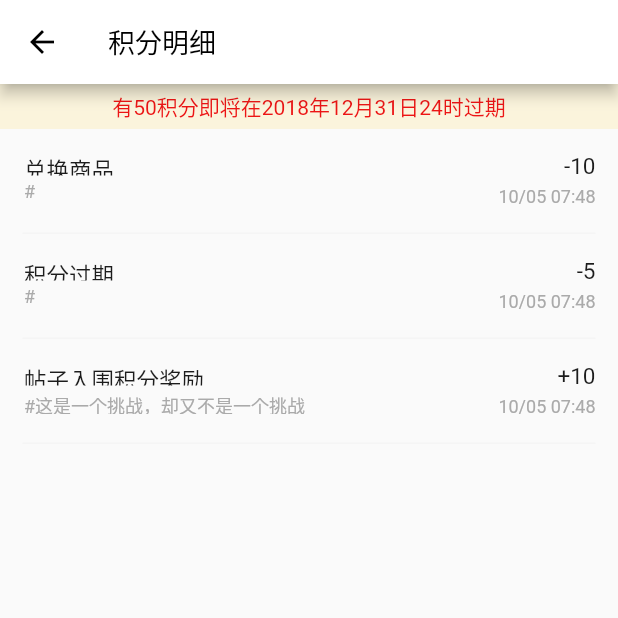
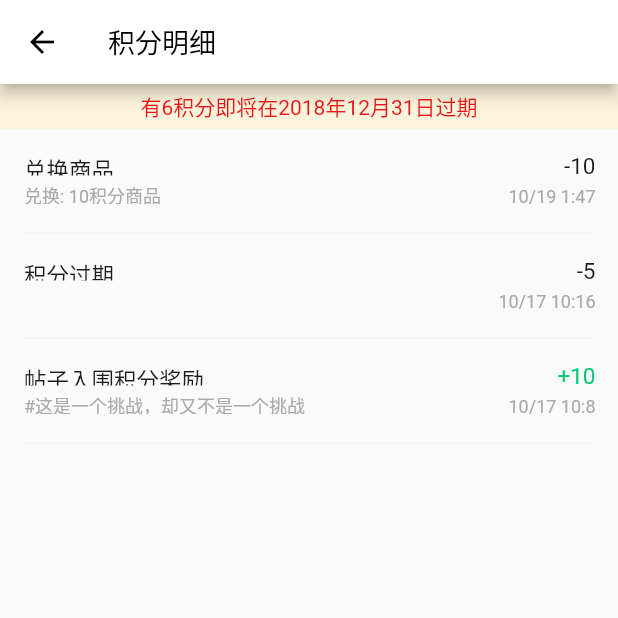
Before and after one commit to partnercloudsupport/challenge_shop, a Flutter app: the ScoreRecordPage screen opened by its route, on a phone screen of 412 x 824 dp, the top half of it. Run offline on Flutter 3.47's test engine with Material 2 defaults, Android fonts, the phone set to English and light mode, and no system bars; our stand-ins replace flutter_swiper, marquee, rxdart; generated files the repository leaves out were written again; network calls fail.

Commit message:
积分明细mock联调完毕

```diff
--- a/assets/json/score_history.json
+++ b/assets/json/score_history.json
@@ -29,7 +29,7 @@
       }
     ],
     "extras": {
-      "point": 5,
+      "point": 6,
       "date": "2018年12月31日"
     }
 }
--- a/lib/data/model/page_info.dart
+++ b/lib/data/model/page_info.dart
@@ -18,7 +18,12 @@ class PageInfo extends Object {
   @JsonKey(name: 'listData')
   List<dynamic> listData;
 
-  PageInfo(this.totalNum,this.pageNo,this.pageSize,this.listData,);
+
+  @JsonKey(name: 'extras')
+  Map<String, dynamic> extras;
+
+
+  PageInfo(this.totalNum,this.pageNo,this.pageSize,this.listData,this.extras);
 
   factory PageInfo.fromJson(Map<String, dynamic> srcJson) => _$PageInfoFromJson(srcJson);
 
--- a/lib/data/model/score_history_info.dart
+++ b/lib/data/model/score_history_info.dart
@@ -31,3 +31,20 @@ class ScoreHistoryInfo extends Object {
   Map<String, dynamic> toJson() => _$ScoreHistoryInfoToJson(this);
 
 }
+
+@JsonSerializable()
+class ScoreHistoryNotice extends Object {
+
+  @JsonKey(name: 'point')
+  int point;
+
+  @JsonKey(name: 'date')
+  String date;
+
+  ScoreHistoryNotice(this.point,this.date,);
+
+  factory ScoreHistoryNotice.fromJson(Map<String, dynamic> srcJson) => _$ScoreHistoryNoticeFromJson(srcJson);
+
+  Map<String, dynamic> toJson() => _$ScoreHistoryNoticeToJson(this);
+
+}
--- a/lib/page/score/score_overdue_alarm.dart
+++ b/lib/page/score/score_overdue_alarm.dart
@@ -1,6 +1,10 @@
+import 'package:challenge_shop/data/model/score_history_info.dart';
 import 'package:flutter/material.dart';
 
 class ScoreOverdueAlarm extends StatelessWidget {
+  ScoreHistoryNotice scoreHistoryNotice;
+  ScoreOverdueAlarm(this.scoreHistoryNotice);
+
   @override
   Widget build(BuildContext context) {
     return Container(
@@ -8,7 +12,7 @@ class ScoreOverdueAlarm extends StatelessWidget {
       color: Color(0xffFBF4DC),
       child: Center(
         child: Text(
-          "有50积分即将在2018年12月31日24时过期",
+          "有${scoreHistoryNotice.point}积分即将在${scoreHistoryNotice.date}过期",
           style: TextStyle(color: Color(0xffEC1515)),
         ),
       ),
--- a/lib/page/score/score_record_cell.dart
+++ b/lib/page/score/score_record_cell.dart
@@ -1,4 +1,5 @@
 import 'package:challenge_shop/data/model/score_history_info.dart';
+import 'package:challenge_shop/util/TimeUtil.dart';
 import 'package:flutter/material.dart';
 
 class ScoreRecordCell extends StatelessWidget {
@@ -25,7 +26,7 @@ class ScoreRecordCell extends StatelessWidget {
             height: 15,
             child: Text(
               "${scoreHistoryInfo.direct}${scoreHistoryInfo.point}",
-              style: TextStyle(fontSize: 15, color: Color(0xff1c1c1c)),
+              style: TextStyle(fontSize: 15, color: getPointColor()),
             ),
             right: 15,
             top: 16,
@@ -34,7 +35,7 @@ class ScoreRecordCell extends StatelessWidget {
             height: 15,
             width: 190,
             child: Text(
-              "#${scoreHistoryInfo.challengeTitle}",
+              getSubTitle(),
               overflow: TextOverflow.ellipsis,
               maxLines: 1,
               style: TextStyle(fontSize: 12, color: Color(0xffaaaaaa)),
@@ -45,7 +46,8 @@ class ScoreRecordCell extends StatelessWidget {
           Positioned(
             height: 12,
             child: Text(
-              "10/05 07:48",
+              TimeUtil.getFormatTime(DateTime.fromMillisecondsSinceEpoch(
+                  scoreHistoryInfo.createTime * 1000)),
               style: TextStyle(fontSize: 12, color: Color(0xffaaaaaa)),
             ),
             bottom: 20,
@@ -64,4 +66,24 @@ class ScoreRecordCell extends StatelessWidget {
       ),
     );
   }
+
+  Color getPointColor() {
+    if (scoreHistoryInfo.direct == "+") {
+      return Color(0xff0CC975);
+    } else {
+      return Color(0xff1c1c1c);
+    }
+  }
+
+  String getSubTitle() {
+    if (scoreHistoryInfo.challengeTitle != null &&
+        scoreHistoryInfo.challengeTitle.isNotEmpty) {
+      return "#${scoreHistoryInfo.challengeTitle}";
+    } else if (scoreHistoryInfo.productTitle != null &&
+        scoreHistoryInfo.productTitle.isNotEmpty) {
+      return "兑换: ${scoreHistoryInfo.productTitle}";
+    } else {
+      return "";
+    }
+  }
 }
--- a/lib/page/score/score_record_page.dart
+++ b/lib/page/score/score_record_page.dart
@@ -15,6 +15,7 @@ class ScoreRecordPage extends StatefulWidget {
 class ScoreRecordPageState extends State<ScoreRecordPage> {
   MockService _mockService = MockService();
   List<ScoreHistoryInfo> scoreList;
+  ScoreHistoryNotice scoreHistoryNotice;
 
   @override
   void initState() {
@@ -23,6 +24,7 @@ class ScoreRecordPageState extends State<ScoreRecordPage> {
     _mockService.getScoreHistory().listen((pageInfo) {
       setState(() {
         scoreList = pageInfo.listData;
+        scoreHistoryNotice = ScoreHistoryNotice.fromJson(pageInfo.extras);
       });
     }, onError: (error) {
       print("error");
@@ -38,18 +40,31 @@ class ScoreRecordPageState extends State<ScoreRecordPage> {
             style: TextStyle(fontSize: 18, color: Colors.black),
           ),
         ),
-        body: Column(
+        body: getBody());
+  }
+
+  Widget getBody() {
+    if (scoreHistoryNotice != null) {
+      return Column(
         children: <Widget>[
-            ScoreOverdueAlarm(),
+          ScoreOverdueAlarm(scoreHistoryNotice),
           Expanded(
             child: ListView.builder(
-                itemCount: scoreList.length,
+              itemCount: scoreList?.length??0,
               itemBuilder: (context, index) {
                 return ScoreRecordCell(scoreList[index]);
               },
             ),
           ),
         ],
-        ));
+      );
+    } else {
+      return ListView.builder(
+        itemCount: scoreList?.length??0,
+        itemBuilder: (context, index) {
+          return ScoreRecordCell(scoreList[index]);
+        },
+      );
     }
   }
+}
--- a/lib/util/TimeUtil.dart
+++ b/lib/util/TimeUtil.dart
@@ -8,4 +8,13 @@ class TimeUtil {
   static bool isToday(DateTime d1) {
     return isSameDay(d1, DateTime.now());
   }
+
+  static String getFormatTime(DateTime d1){
+    if(isToday(d1)){
+      return "今天 ${d1.hour}:${d1.minute}";
+    }else{
+      return "${d1.month}/${d1.day} ${d1.hour}:${d1.minute}";
+    }
+  }
+
 }
```
Also changed, not shown: lib/data/model/page_info.g.dart, lib/data/model/score_history_info.g.dart. Lines whose indentation alone changed are shown as unchanged.
